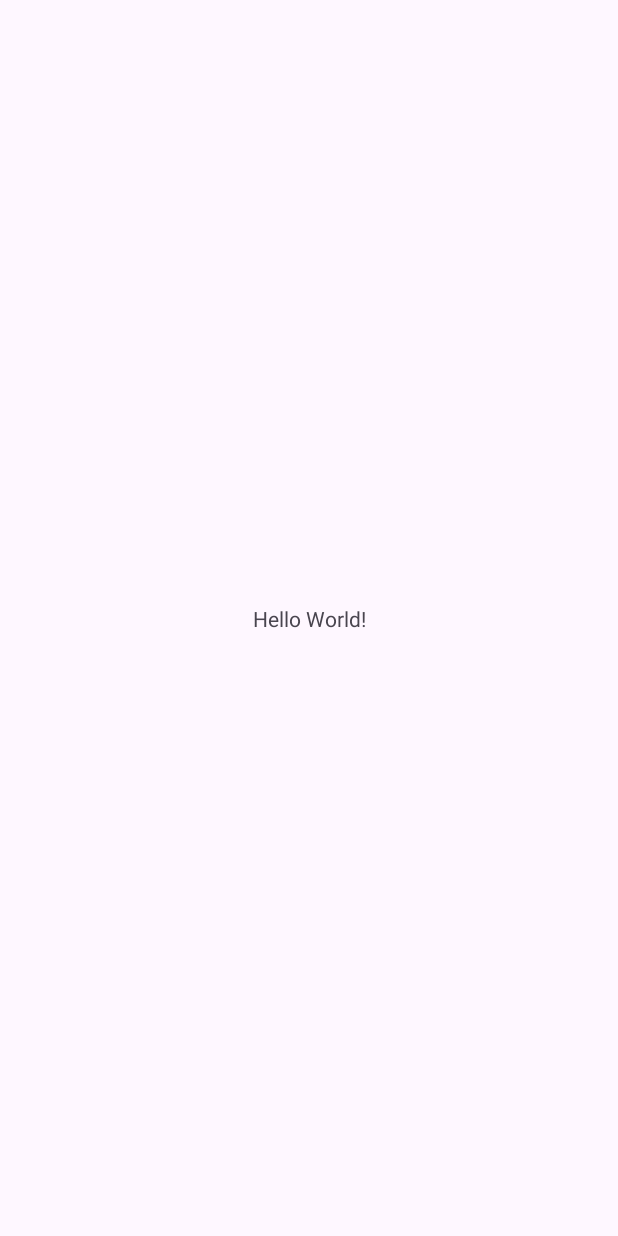
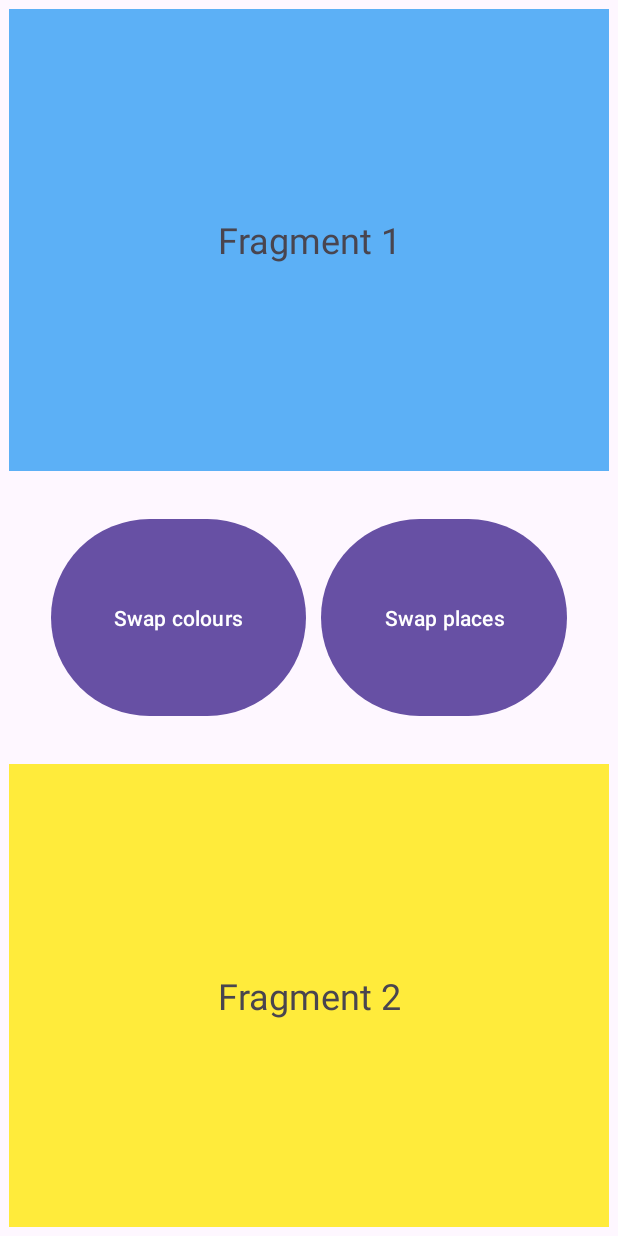
Before and after one commit to npogoncuk/EPAMHomeworks, an Android app: the screen it shows after launch (MainActivity), on a phone screen of 412 x 824 dp. Before the commit the screen is almost empty. Run offline under Robolectric (Android 15) with nearby library versions, the phone set to English and light mode, and no system bars.

Commit message:
Create fragments Implement button 'Swap Colours'

```diff
--- a/Fragments/app/build.gradle
+++ b/Fragments/app/build.gradle
@@ -30,13 +30,17 @@ android {
     kotlinOptions {
         jvmTarget = '1.8'
     }
+
+    viewBinding {
+        enable = true
+    }
 }
 
 dependencies {
 
-    implementation 'androidx.core:core-ktx:1.8.0'
+    implementation 'androidx.core:core-ktx:1.10.1'
     implementation 'androidx.appcompat:appcompat:1.6.1'
-    implementation 'com.google.android.material:material:1.5.0'
+    implementation 'com.google.android.material:material:1.9.0'
     implementation 'androidx.constraintlayout:constraintlayout:2.1.4'
     testImplementation 'junit:junit:4.13.2'
     androidTestImplementation 'androidx.test.ext:junit:1.1.5'
--- /dev/null
+++ b/Fragments/app/src/main/java/com/example/fragments/ColourChanger.kt
@@ -0,0 +1,6 @@
+package com.example.fragments
+
+interface ColourChanger {
+    fun getColour(): Int
+    fun setColour(colour: Int)
+}
--- /dev/null
+++ b/Fragments/app/src/main/java/com/example/fragments/ControllerFragment.kt
@@ -0,0 +1,41 @@
+package com.example.fragments
+
+import android.os.Bundle
+import androidx.fragment.app.Fragment
+import android.view.LayoutInflater
+import android.view.View
+import android.view.ViewGroup
+import com.example.fragments.databinding.FragmentControllerBinding
+
+class ControllerFragment : Fragment() {
+
+    private lateinit var binding: FragmentControllerBinding
+
+    override fun onCreateView(
+        inflater: LayoutInflater, container: ViewGroup?,
+        savedInstanceState: Bundle?
+    ): View {
+        binding = FragmentControllerBinding.inflate(inflater, container, false)
+        return binding.root
+    }
+
+    override fun onViewCreated(view: View, savedInstanceState: Bundle?) {
+        super.onViewCreated(view, savedInstanceState)
+
+        binding.buttonSwapColours.setOnClickListener {
+            val topFragment = parentFragmentManager.findFragmentById(R.id.frameLayoutTop)
+            val bottomFragment = parentFragmentManager.findFragmentById(R.id.frameLayoutBottom)
+            val topColourChanger = topFragment as ColourChanger
+            val bottomColourChanger = bottomFragment as ColourChanger
+            val topColour = topColourChanger.getColour()
+            val bottomColour = bottomColourChanger.getColour()
+
+            topColourChanger.setColour(bottomColour)
+            bottomColourChanger.setColour(topColour)
+        }
+    }
+    companion object {
+        @JvmStatic
+        fun newInstance() = ControllerFragment()
+    }
+}
--- /dev/null
+++ b/Fragments/app/src/main/java/com/example/fragments/Fragment1.kt
@@ -0,0 +1,54 @@
+package com.example.fragments
+
+import android.graphics.drawable.ColorDrawable
+import android.os.Bundle
+import android.util.Log
+import androidx.fragment.app.Fragment
+import android.view.LayoutInflater
+import android.view.View
+import android.view.ViewGroup
+import com.example.fragments.databinding.Fragment1Binding
+
+private const val ARG_COLOUR = "colour"
+
+class Fragment1 : Fragment(), ColourChanger {
+    private var colour: Int? = null
+
+    override fun onCreate(savedInstanceState: Bundle?) {
+        super.onCreate(savedInstanceState)
+        arguments?.let {
+            colour = it.getInt(ARG_COLOUR)
+        }
+    }
+
+    private lateinit var binding: Fragment1Binding
+
+    override fun onCreateView(
+        inflater: LayoutInflater, container: ViewGroup?,
+        savedInstanceState: Bundle?
+    ): View {
+        binding = Fragment1Binding.inflate(inflater, container, false)
+        return binding.root
+    }
+
+    override fun onViewCreated(view: View, savedInstanceState: Bundle?) {
+        super.onViewCreated(view, savedInstanceState)
+        binding.textView.text = "Fragment 1"
+        Log.d("mylog", (binding.fragmentFrameLayout.background as ColorDrawable).color.toString())
+    }
+
+    companion object {
+        @JvmStatic
+        fun newInstance(colour: Int?) =
+            Fragment1().apply {
+                arguments = Bundle().apply {
+                    putInt(ARG_COLOUR, colour ?: 0)
+                }
+            }
+    }
+
+    override fun getColour(): Int = (binding.fragmentFrameLayout.background as ColorDrawable).color
+    override fun setColour(colour: Int) {
+        binding.fragmentFrameLayout.background = ColorDrawable(colour)
+    }
+}
--- /dev/null
+++ b/Fragments/app/src/main/java/com/example/fragments/Fragment2.kt
@@ -0,0 +1,52 @@
+package com.example.fragments
+
+import android.graphics.drawable.ColorDrawable
+import android.os.Bundle
+import androidx.fragment.app.Fragment
+import android.view.LayoutInflater
+import android.view.View
+import android.view.ViewGroup
+import com.example.fragments.databinding.Fragment2Binding
+
+private const val ARG_COLOUR = "colour"
+
+class Fragment2 : Fragment(), ColourChanger {
+    private var colour: Int? = null
+
+    override fun onCreate(savedInstanceState: Bundle?) {
+        super.onCreate(savedInstanceState)
+        arguments?.let {
+            colour = it.getInt(ARG_COLOUR)
+        }
+    }
+
+    private lateinit var binding: Fragment2Binding
+
+    override fun onCreateView(
+        inflater: LayoutInflater, container: ViewGroup?,
+        savedInstanceState: Bundle?
+    ): View {
+        binding = Fragment2Binding.inflate(inflater, container, false)
+        return binding.root
+    }
+
+    override fun onViewCreated(view: View, savedInstanceState: Bundle?) {
+        super.onViewCreated(view, savedInstanceState)
+        binding.textView.text = "Fragment 2"
+    }
+
+    companion object {
+        @JvmStatic
+        fun newInstance(colour: Int?) =
+            Fragment2().apply {
+                arguments = Bundle().apply {
+                    putInt(ARG_COLOUR, colour ?: 0)
+                }
+            }
+    }
+
+    override fun getColour(): Int = (binding.fragmentFrameLayout.background as ColorDrawable).color
+    override fun setColour(colour: Int) {
+        binding.fragmentFrameLayout.background = ColorDrawable(colour)
+    }
+}
--- a/Fragments/app/src/main/java/com/example/fragments/MainActivity.kt
+++ b/Fragments/app/src/main/java/com/example/fragments/MainActivity.kt
@@ -7,5 +7,10 @@ class MainActivity : AppCompatActivity() {
     override fun onCreate(savedInstanceState: Bundle?) {
         super.onCreate(savedInstanceState)
         setContentView(R.layout.activity_main)
+        supportFragmentManager.beginTransaction()
+            .add(R.id.frameLayoutTop, Fragment1.newInstance(null))
+            .add(R.id.frameLayoutBottom, Fragment2.newInstance(null))
+            .commit()
     }
+
 }
--- a/Fragments/app/src/main/res/layout/activity_main.xml
+++ b/Fragments/app/src/main/res/layout/activity_main.xml
@@ -1,18 +1,30 @@
 <?xml version="1.0" encoding="utf-8"?>
-<androidx.constraintlayout.widget.ConstraintLayout xmlns:android="http://schemas.android.com/apk/res/android"
+<LinearLayout xmlns:android="http://schemas.android.com/apk/res/android"
     xmlns:app="http://schemas.android.com/apk/res-auto"
     xmlns:tools="http://schemas.android.com/tools"
     android:layout_width="match_parent"
     android:layout_height="match_parent"
+    android:orientation="vertical"
+    android:padding="6dp"
     tools:context=".MainActivity">
 
-    <TextView
-        android:layout_width="wrap_content"
+    <FrameLayout
+        android:id="@+id/frameLayoutTop"
+        android:layout_width="match_parent"
         android:layout_height="wrap_content"
-        android:text="Hello World!"
-        app:layout_constraintBottom_toBottomOf="parent"
-        app:layout_constraintEnd_toEndOf="parent"
-        app:layout_constraintStart_toStartOf="parent"
-        app:layout_constraintTop_toTopOf="parent" />
+        android:layout_weight="3"/>
 
-</androidx.constraintlayout.widget.ConstraintLayout>
+    <fragment
+        android:id="@+id/ViewFragmentController"
+        class="com.example.fragments.ControllerFragment"
+        tools:layout="@layout/fragment_controller"
+        android:layout_width="match_parent"
+        android:layout_height="wrap_content"
+        android:layout_weight="1"/>
+
+    <FrameLayout
+        android:id="@+id/frameLayoutBottom"
+        android:layout_width="match_parent"
+        android:layout_height="wrap_content"
+        android:layout_weight="3"/>
+</LinearLayout>
--- /dev/null
+++ b/Fragments/app/src/main/res/layout/fragment_1.xml
@@ -0,0 +1,19 @@
+<?xml version="1.0" encoding="utf-8"?>
+<FrameLayout xmlns:android="http://schemas.android.com/apk/res/android"
+    xmlns:tools="http://schemas.android.com/tools"
+    android:id="@+id/fragmentFrameLayout"
+    android:layout_width="match_parent"
+    android:layout_height="match_parent"
+    android:background="#B92196F3"
+    tools:context=".Fragment1">
+
+    <TextView
+        android:id="@+id/textView"
+        android:layout_width="match_parent"
+        android:layout_height="wrap_content"
+        android:layout_gravity="center_vertical"
+        android:gravity="center"
+        android:textSize="24sp"
+        tools:text="Fragment1" />
+
+</FrameLayout>
--- /dev/null
+++ b/Fragments/app/src/main/res/layout/fragment_2.xml
@@ -0,0 +1,19 @@
+<?xml version="1.0" encoding="utf-8"?>
+<FrameLayout xmlns:android="http://schemas.android.com/apk/res/android"
+    xmlns:tools="http://schemas.android.com/tools"
+    android:id="@+id/fragmentFrameLayout"
+    android:layout_width="match_parent"
+    android:layout_height="match_parent"
+    android:background="#FFEB3B"
+    tools:context=".Fragment2">
+
+    <TextView
+        android:id="@+id/textView"
+        android:layout_width="match_parent"
+        android:layout_height="wrap_content"
+        android:layout_gravity="center_vertical"
+        android:gravity="center"
+        android:textSize="24sp"
+        tools:text="Fragment2" />
+
+</FrameLayout>
--- /dev/null
+++ b/Fragments/app/src/main/res/layout/fragment_controller.xml
@@ -0,0 +1,29 @@
+<?xml version="1.0" encoding="utf-8"?>
+<LinearLayout xmlns:android="http://schemas.android.com/apk/res/android"
+    xmlns:tools="http://schemas.android.com/tools"
+    android:layout_width="match_parent"
+    android:layout_height="wrap_content"
+    android:orientation="horizontal"
+    android:padding="28dp"
+    tools:context=".ControllerFragment">
+
+
+    <Button
+        android:id="@+id/buttonSwapColours"
+        android:layout_width="wrap_content"
+        android:layout_height="match_parent"
+        android:layout_weight="1"
+        android:text="@string/swap_colours" />
+
+    <Space
+        android:layout_width="10dp"
+        android:layout_height="match_parent" />
+
+    <Button
+        android:id="@+id/buttonSwapPlaces"
+        android:layout_width="wrap_content"
+        android:layout_height="match_parent"
+        android:layout_weight="1"
+        android:text="@string/swap_places" />
+
+</LinearLayout>
--- a/Fragments/app/src/main/res/values/strings.xml
+++ b/Fragments/app/src/main/res/values/strings.xml
@@ -1,3 +1,7 @@
 <resources>
     <string name="app_name">Fragments</string>
+    <!-- TODO: Remove or change this placeholder text -->
+    <string name="hello_blank_fragment">Hello blank fragment</string>
+    <string name="swap_colours">Swap colours</string>
+    <string name="swap_places">Swap places</string>
 </resources>
```
